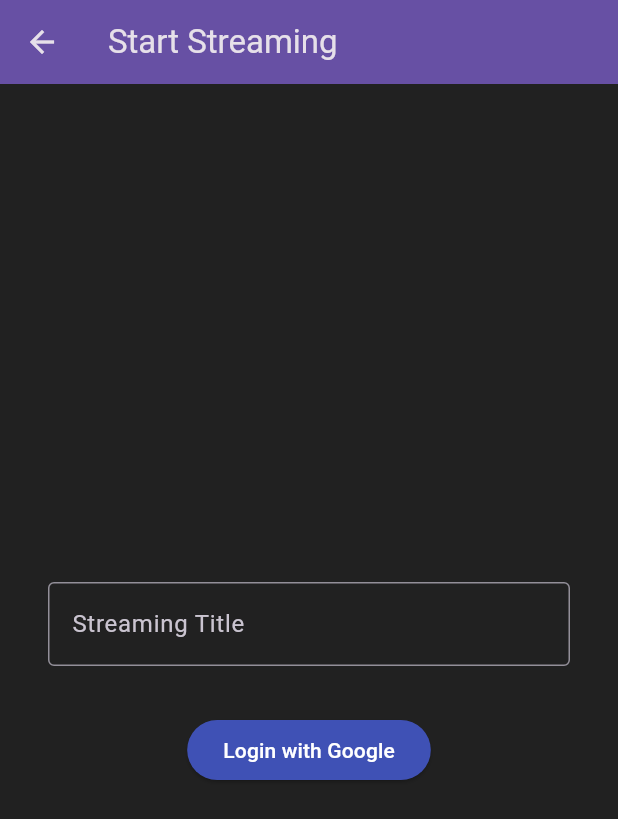
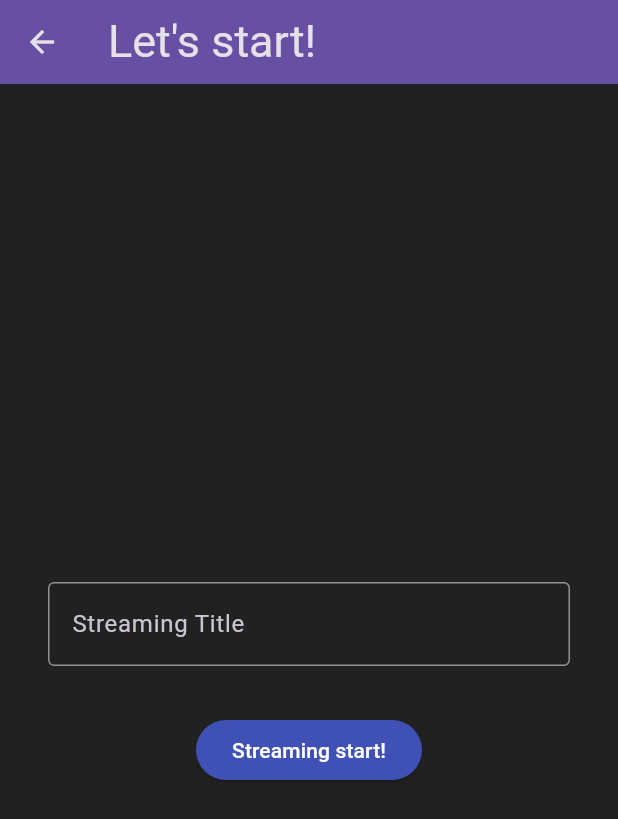
Before and after one commit to claustra01/3TapLive-flutter, a Flutter app: the screen it shows once a user with an empty profile is signed in, after a tap on the "video call" icon, on a phone screen of 412 x 824 dp. Shown: the top 819 px of the screen. Run offline on Flutter 3.47's test engine with Material 2 defaults, Android fonts, the phone set to English and light mode, and no system bars; our stand-ins replace firebase_auth, firebase_core, flutter_dotenv, flutter_riverpod, google_fonts, google_sign_in and 2 more; missing offline and left inert: agora_rtc_engine; accounts and stored records are empty; generated files the repository leaves out were written again; network calls fail; Roboto replaces fonts that are missing (Murecho).

Commit message:
:lipstick: custom app bar

```diff
--- /dev/null
+++ b/lib/component/appbar.dart
@@ -0,0 +1,14 @@
+import 'package:flutter/material.dart';
+import 'package:google_fonts/google_fonts.dart';
+
+PreferredSizeWidget customAppBar(BuildContext context, String text) {
+  return AppBar(
+    backgroundColor: Theme.of(context).colorScheme.inversePrimary,
+    title: Text(
+      text,
+      style: GoogleFonts.delaGothicOne(
+        fontSize: 30,
+      ),
+    ),
+  );
+}
--- a/lib/view/auth.dart
+++ b/lib/view/auth.dart
@@ -3,6 +3,7 @@ import 'package:flutter_riverpod/flutter_riverpod.dart';
 import 'package:firebase_auth/firebase_auth.dart';
 import 'package:google_sign_in/google_sign_in.dart';
 
+import 'package:hackz_tyranno/component/appbar.dart';
 import 'package:hackz_tyranno/component/button.dart';
 import 'package:hackz_tyranno/component/dialog.dart';
 import 'package:hackz_tyranno/view/home.dart';
@@ -56,10 +57,7 @@ class AuthPageState extends ConsumerState<AuthPage> {
   @override
   Widget build(BuildContext context) {
     return Scaffold(
-      appBar: AppBar(
-        title: const Text('Login Page'),
-        backgroundColor: Theme.of(context).colorScheme.inversePrimary,
-      ),
+      appBar: customAppBar(context, 'Welcome!'),
       body: Center(
         child: Column(
           mainAxisAlignment: MainAxisAlignment.center,
--- a/lib/view/home.dart
+++ b/lib/view/home.dart
@@ -1,10 +1,10 @@
 import 'package:flutter/material.dart';
 import 'package:firebase_auth/firebase_auth.dart';
-import 'package:google_fonts/google_fonts.dart';
 
 import 'package:hackz_tyranno/infrastructure/graphql.dart';
 
 import 'package:hackz_tyranno/component/channel_info.dart';
+import 'package:hackz_tyranno/component/appbar.dart';
 import 'package:hackz_tyranno/component/dialog.dart';
 import 'package:hackz_tyranno/view/auth.dart';
 import 'package:hackz_tyranno/view/streaming_start.dart';
@@ -75,15 +75,7 @@ class _HomePageState extends State<HomePage> {
   @override
   Widget build(BuildContext context) {
     return Scaffold(
-      appBar: AppBar(
-        backgroundColor: Theme.of(context).colorScheme.inversePrimary,
-        title: Text(
-          'Now on Live!',
-          style: GoogleFonts.delaGothicOne(
-            fontSize: 30,
-          ),
-        ),
-      ),
+      appBar: customAppBar(context, 'Now on Live!'),
       body: Center(
         child: ListView.builder(
           itemCount: channelList != null ? channelList.length : 0,
--- a/lib/view/streaming_start.dart
+++ b/lib/view/streaming_start.dart
@@ -3,6 +3,7 @@ import 'package:flutter_riverpod/flutter_riverpod.dart';
 import 'package:firebase_auth/firebase_auth.dart';
 
 import 'package:hackz_tyranno/infrastructure/graphql.dart';
+import 'package:hackz_tyranno/component/appbar.dart';
 import 'package:hackz_tyranno/component/button.dart';
 import 'package:hackz_tyranno/component/dialog.dart';
 import 'package:hackz_tyranno/view/streaming_host.dart';
@@ -64,10 +65,7 @@ class StreamingStartPageState extends ConsumerState<StreamingStartPage> {
   @override
   Widget build(BuildContext context) {
     return Scaffold(
-      appBar: AppBar(
-        title: const Text('Start Streaming'),
-        backgroundColor: Theme.of(context).colorScheme.inversePrimary,
-      ),
+      appBar: customAppBar(context, 'Let\'s start!'),
       body: Center(
         child: Column(
           mainAxisAlignment: MainAxisAlignment.center,
@@ -82,7 +80,7 @@ class StreamingStartPageState extends ConsumerState<StreamingStartPage> {
                 controller: titleController,
               ),
             ),
-            textButton('Login with Google', _startStreaming),
+            textButton('Streaming start!', _startStreaming),
           ],
         ),
       ),
```
